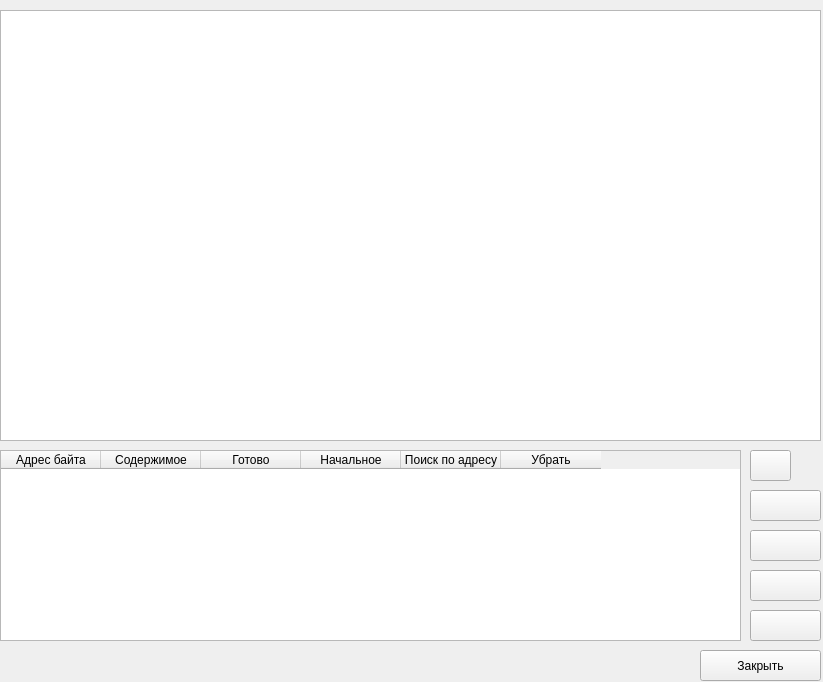
Above: templates/designOpenTbl.ui from AZch/Data-decryption-system before the change. Below: the same form after it.
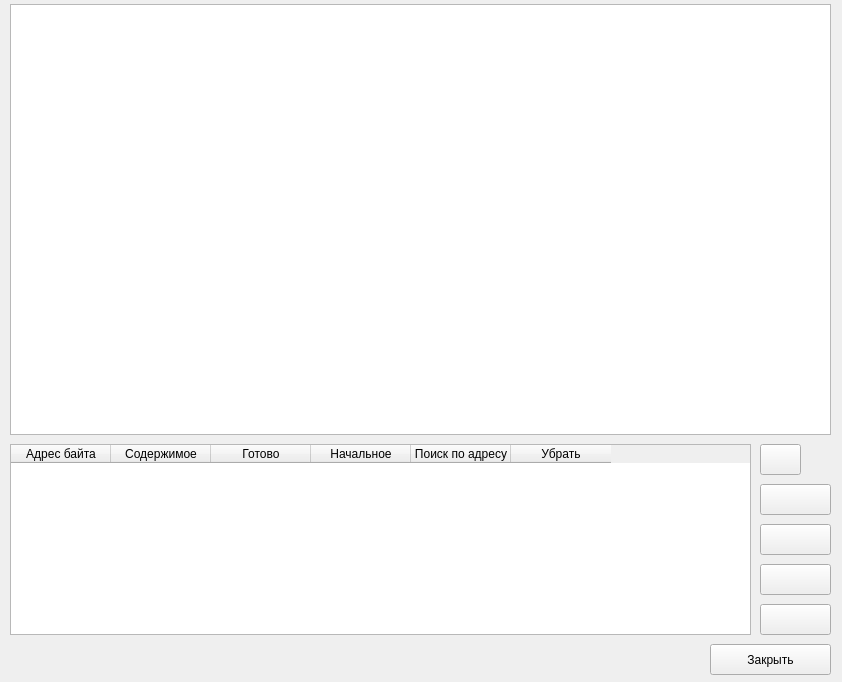
That is the form after the change.

```diff
--- a/templates/designOpenTbl.ui
+++ b/templates/designOpenTbl.ui
@@ -6,7 +6,7 @@
    <rect>
     <x>0</x>
     <y>0</y>
-    <width>823</width>
+    <width>842</width>
     <height>682</height>
    </rect>
   </property>
@@ -16,8 +16,8 @@
   <widget class="QTableWidget" name="tblData">
    <property name="geometry">
     <rect>
-     <x>0</x>
-     <y>10</y>
+     <x>10</x>
+     <y>4</y>
      <width>821</width>
      <height>431</height>
     </rect>
@@ -26,8 +26,8 @@
   <widget class="QPushButton" name="btnUpdTbl">
    <property name="geometry">
     <rect>
-     <x>580</x>
-     <y>450</y>
+     <x>590</x>
+     <y>444</y>
      <width>111</width>
      <height>23</height>
     </rect>
@@ -39,8 +39,8 @@
   <widget class="QPushButton" name="btnExit">
    <property name="geometry">
     <rect>
-     <x>700</x>
-     <y>650</y>
+     <x>710</x>
+     <y>644</y>
      <width>121</width>
      <height>31</height>
     </rect>
@@ -52,8 +52,8 @@
   <widget class="QPushButton" name="btnClearChgAll">
    <property name="geometry">
     <rect>
-     <x>750</x>
-     <y>570</y>
+     <x>760</x>
+     <y>564</y>
      <width>71</width>
      <height>31</height>
     </rect>
@@ -65,8 +65,8 @@
   <widget class="QPushButton" name="btnFindChgAll">
    <property name="geometry">
     <rect>
-     <x>750</x>
-     <y>610</y>
+     <x>760</x>
+     <y>604</y>
      <width>71</width>
      <height>31</height>
     </rect>
@@ -78,8 +78,8 @@
   <widget class="QPushButton" name="btnChgAll">
    <property name="geometry">
     <rect>
-     <x>750</x>
-     <y>490</y>
+     <x>760</x>
+     <y>484</y>
      <width>71</width>
      <height>31</height>
     </rect>
@@ -91,8 +91,8 @@
   <widget class="QPushButton" name="btnStartAll">
    <property name="geometry">
     <rect>
-     <x>750</x>
-     <y>530</y>
+     <x>760</x>
+     <y>524</y>
      <width>71</width>
      <height>31</height>
     </rect>
@@ -104,8 +104,8 @@
   <widget class="QPushButton" name="btnAddStrEditTest">
    <property name="geometry">
     <rect>
-     <x>750</x>
-     <y>450</y>
+     <x>760</x>
+     <y>444</y>
      <width>41</width>
      <height>31</height>
     </rect>
@@ -117,8 +117,8 @@
   <widget class="QTableWidget" name="tblChgTest">
    <property name="geometry">
     <rect>
-     <x>0</x>
-     <y>450</y>
+     <x>10</x>
+     <y>444</y>
      <width>741</width>
      <height>191</height>
     </rect>
@@ -157,8 +157,8 @@
   <widget class="QLabel" name="lblMsg">
    <property name="geometry">
     <rect>
-     <x>10</x>
-     <y>656</y>
+     <x>20</x>
+     <y>650</y>
      <width>681</width>
      <height>21</height>
     </rect>
```
